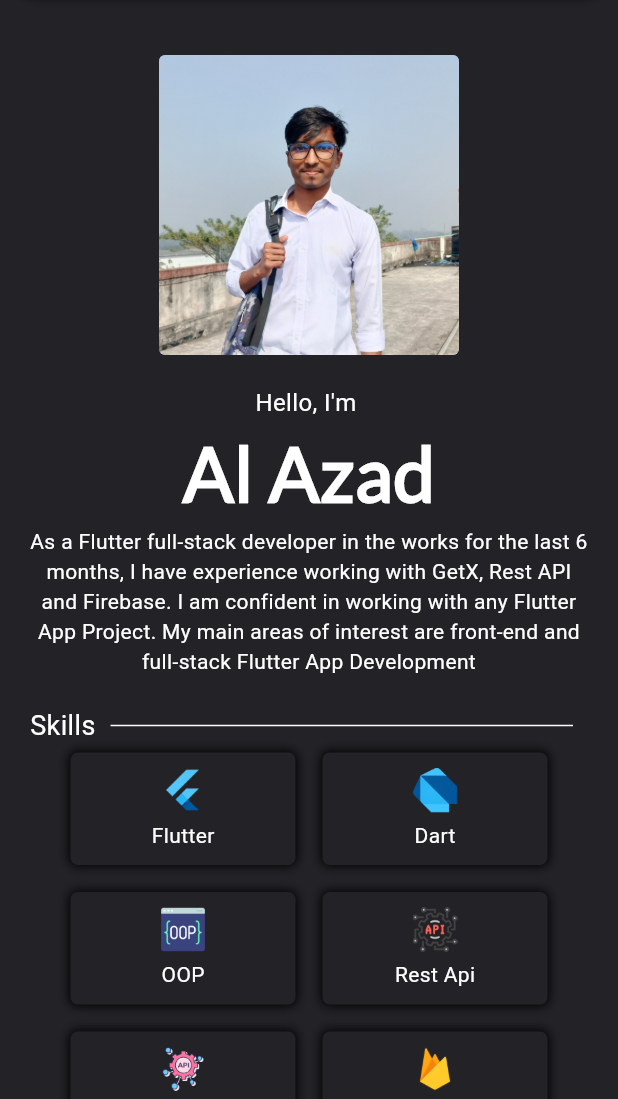
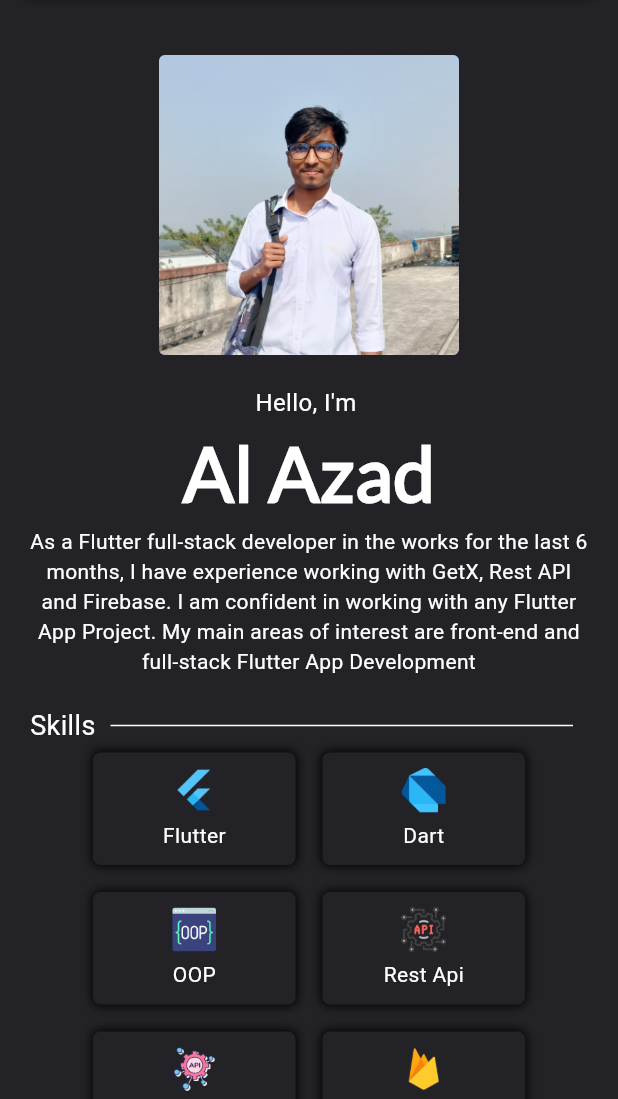
Before and after one commit to alazad214/my-portfolio, a Flutter app: the screen it shows after launch, on a phone screen of 412 x 824 dp, the part 137-1236 px from its top. Run offline on Flutter 3.47's test engine with Material 3 defaults, Android fonts, the phone set to English and light mode, and no system bars; our stand-ins replace flutter_screenutil, get.

Commit message:
skills section added

```diff
--- a/lib/pages/about_me.dart
+++ b/lib/pages/about_me.dart
@@ -2,6 +2,8 @@ import 'package:flutter/material.dart';
 import 'package:flutter_screenutil/flutter_screenutil.dart';
 import 'package:portfolio/section/education/desktop_education.dart';
 import 'package:portfolio/section/education/mobile_education.dart';
+import 'package:portfolio/section/skills/desktop_skills.dart';
+import 'package:portfolio/section/skills/mobile_skills.dart';
 import 'package:portfolio/widgets/custom_line.dart';
 import 'package:portfolio/widgets/custom_text_1.dart';
 import 'package:portfolio/widgets/custom_text_2.dart';
@@ -39,8 +41,15 @@ class AboutMe extends StatelessWidget {
                         height: 20,
                       ),
                       //Skills section-->
-                      const Skills(),
-                      //Skills section-->
+
+                      if (constraints.maxWidth >= 650)
+                        const DesktopSkills()
+                      else
+                        const MobileSkills(),
+                      const SizedBox(
+                        height: 20,
+                      ),
+                      //Education section-->
 
                       if (constraints.maxWidth >= 650)
                         const DesktopEducation()
--- /dev/null
+++ b/lib/section/skills/desktop_skills.dart
@@ -0,0 +1,13 @@
+import 'package:flutter/cupertino.dart';
+import 'package:portfolio/section/skills/skills.dart';
+
+class DesktopSkills extends StatelessWidget {
+  const DesktopSkills({super.key});
+
+  @override
+  Widget build(BuildContext context) {
+    return Skills(
+      width: 190.0,
+    );
+  }
+}
--- /dev/null
+++ b/lib/section/skills/mobile_skills.dart
@@ -0,0 +1,13 @@
+import 'package:flutter/cupertino.dart';
+import 'package:portfolio/section/skills/skills.dart';
+
+class MobileSkills extends StatelessWidget {
+  const MobileSkills({super.key});
+
+  @override
+  Widget build(BuildContext context) {
+    return Skills(
+      width: 135.0,
+    );
+  }
+}
--- a/lib/section/skills/skills.dart
+++ b/lib/section/skills/skills.dart
@@ -4,15 +4,16 @@ import 'package:portfolio/widgets/custom_line.dart';
 import '../../utils/platform.dart';
 
 class Skills extends StatelessWidget {
-  const Skills({super.key});
+  final width;
+  const Skills({super.key, this.width});
 
   @override
   Widget build(BuildContext context) {
-    return  Column(
+    return Column(
       crossAxisAlignment: CrossAxisAlignment.start,
       mainAxisAlignment: MainAxisAlignment.start,
       children: [
-        CustomLine(
+        const CustomLine(
           text: "Skills",
         ),
         Align(
@@ -25,12 +26,12 @@ class Skills extends StatelessWidget {
             children: [
               for (int i = 0; i < skillItems.length; i++)
                 Container(
-                  width: 150,
+                  width: width,
                   alignment: Alignment.center,
-                  padding: const EdgeInsets.symmetric(
-                      vertical: 10, horizontal: 5),
-                  margin: const EdgeInsets.symmetric(
-                      horizontal: 5, vertical: 5),
+                  padding:
+                      const EdgeInsets.symmetric(vertical: 10, horizontal: 5),
+                  margin:
+                      const EdgeInsets.symmetric(horizontal: 5, vertical: 5),
                   decoration: BoxDecoration(
                       borderRadius: BorderRadius.circular(5.0),
                       color: const Color(0xFF232227),
@@ -46,13 +47,15 @@ class Skills extends StatelessWidget {
                         skillItems[i]["img"],
                         width: 30,
                       ),
-                      const SizedBox(height: 5,),
+                      const SizedBox(
+                        height: 5,
+                      ),
                       Text(
                         skillItems[i]["title"],
                         overflow: TextOverflow.ellipsis,
                         maxLines: 1,
-                        style: const TextStyle(
-                            color: Colors.white, fontSize: 14),
+                        style:
+                            const TextStyle(color: Colors.white, fontSize: 14),
                       ),
                       const SizedBox(
                         width: 20,
```
